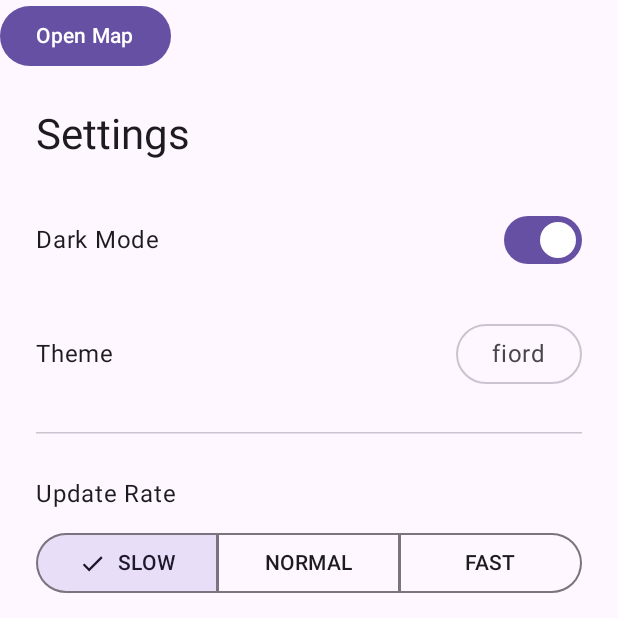
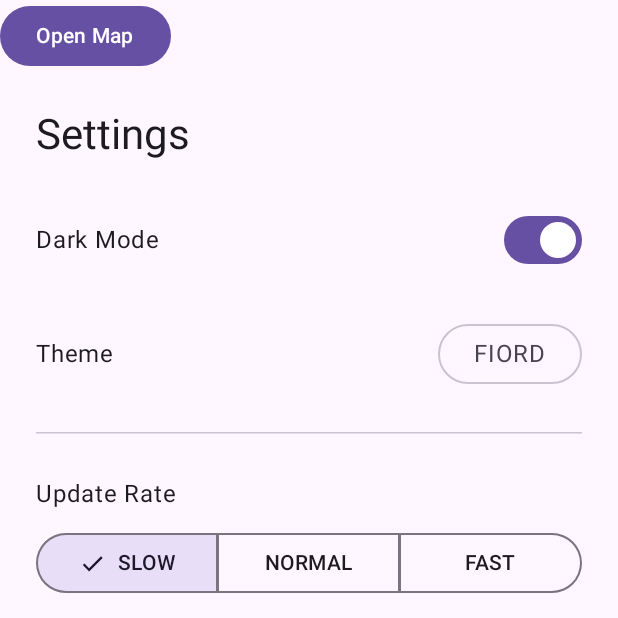
Before and after one commit to maggiSauce/PlaneTracker, an Android app built with Jetpack Compose: the screen it shows after launch (MainActivity), on a phone screen of 412 x 824 dp, the top half of it. Run offline under Robolectric (Android 15) with nearby library versions, the phone set to English and light mode, and no system bars; libraries missing offline, so code that uses them is left out: org.maplibre.android; 1 statement that could not run was skipped.

Commit message:
update: turned themes into a map to route Themes URL

```diff
--- a/Android/mobile/app/src/main/java/com/example/planetrackermobile/data/SettingsManager.kt
+++ b/Android/mobile/app/src/main/java/com/example/planetrackermobile/data/SettingsManager.kt
@@ -11,7 +11,11 @@ import kotlinx.coroutines.flow.map
 private val Context.dataStore by preferencesDataStore(name = "settings")
 
 object SettingsOptions {
-    val themes = listOf("fiord", "liberty")
+    val themesMap: Map<String, String> = mapOf(
+        "FIORD" to "https://tiles.openfreemap.org/styles/fiord",
+        "LIBERTY" to "https://tiles.openfreemap.org/styles/liberty",
+        "DARK" to "https://styles.maptoolkit.org/dark.json",
+    )
     val updateRates = listOf("SLOW", "NORMAL", "FAST")
 }
 class SettingsManager(private val context: Context) {
--- a/Android/mobile/app/src/main/java/com/example/planetrackermobile/ui/screens/SettingsScreen.kt
+++ b/Android/mobile/app/src/main/java/com/example/planetrackermobile/ui/screens/SettingsScreen.kt
@@ -54,10 +54,10 @@ fun SettingsScreen() {
 
     val selectedTheme by settingsManager.getString(
         SettingsManager.SELECTED_THEME,
-        SettingsOptions.themes[0]
+        SettingsOptions.themesMap.keys.first()
     )
         .collectAsState(
-            initial = SettingsOptions.themes[0]
+            initial = SettingsOptions.themesMap.keys.first()
         )
     var expanded by remember { mutableStateOf(false) }
 
@@ -117,7 +117,7 @@ fun SettingsScreen() {
                     expanded = expanded,
                     onDismissRequest = { expanded = false }
                 ) {
-                    SettingsOptions.themes.forEach { theme ->
+                    SettingsOptions.themesMap.keys.forEach { theme ->
                         DropdownMenuItem(
                             text = { Text(theme) },
                             onClick = {
```
Also changed, not shown: Android/mobile/app/src/main/java/com/example/planetrackermobile/ui/screens/MapScreen.kt (+22 -7 lines).
